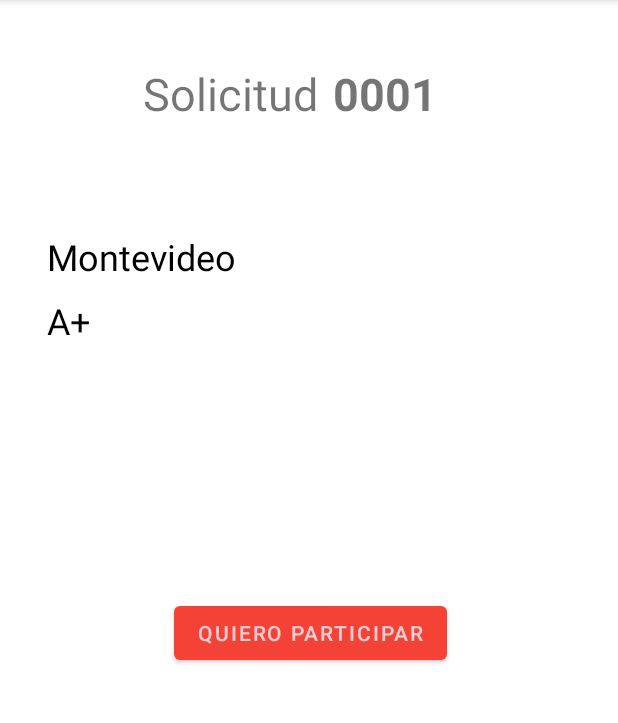
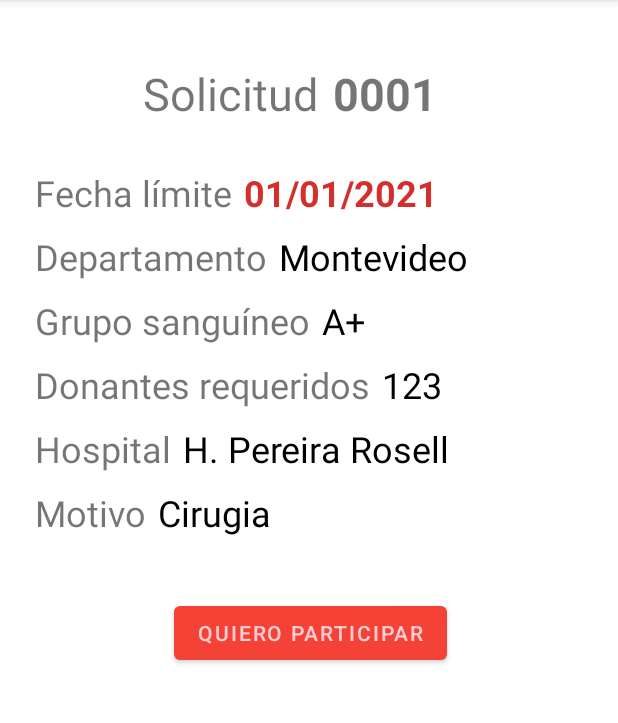
Before and after one commit to Shadowpride/YoDono, an Android app: the SolicitudIndividual screen opened directly, with no data from a screen before it, on a phone screen of 412 x 824 dp, the part 84-807 px from its top. Run offline under Robolectric (Android 15) with nearby library versions, the phone set to English and light mode, and no system bars; our stand-ins replace Room's generated code; 9 statements that could not run were skipped.

Commit message:
aplicar a solicitud

```diff
--- a/app/build.gradle
+++ b/app/build.gradle
@@ -30,6 +30,7 @@ android {
 
 dependencies {
 
+    implementation 'com.google.code.gson:gson:2.8.6'
     implementation 'androidx.appcompat:appcompat:1.2.0'
     implementation 'com.google.android.material:material:1.2.1'
     implementation 'androidx.constraintlayout:constraintlayout:2.0.4'
--- a/app/src/main/java/uy/yodono/BD/AppDatabase.java
+++ b/app/src/main/java/uy/yodono/BD/AppDatabase.java
@@ -10,12 +10,14 @@ import androidx.room.TypeConverters;
 
 import uy.yodono.Entidades.Converters;
 import uy.yodono.Entidades.Donantes;
+import uy.yodono.Entidades.Relaciones.SolicitudConDonantes;
 import uy.yodono.Entidades.Solicitudes;
 import uy.yodono.daos.DonanteDao;
+import uy.yodono.daos.SolicitudConDonantesDao;
 import uy.yodono.daos.SolicitudesDao;
 
 
-@Database(entities = {Donantes.class, Solicitudes.class}, version = 6)
+@Database(entities = { Donantes.class, Solicitudes.class, SolicitudConDonantes.class }, version = 9)
 @TypeConverters({Converters.class})
 public abstract class AppDatabase extends RoomDatabase {
 
@@ -24,6 +26,7 @@ public abstract class AppDatabase extends RoomDatabase {
 
     public abstract DonanteDao getDonanteDao();
     public abstract SolicitudesDao getSolicitudesDao();
+    public abstract SolicitudConDonantesDao getSolicitudesConDonantesDao();
 
     // la DB es un singleton
     public static synchronized AppDatabase getInstance(Context context ) {
--- a/app/src/main/java/uy/yodono/BD/YoDonoRepositorio.java
+++ b/app/src/main/java/uy/yodono/BD/YoDonoRepositorio.java
@@ -7,10 +7,11 @@ import androidx.lifecycle.LiveData;
 
 import java.util.List;
 
-import uy.yodono.Entidades.DonanteConSolicitudes;
 import uy.yodono.Entidades.Donantes;
+import uy.yodono.Entidades.Relaciones.SolicitudConDonantes;
 import uy.yodono.Entidades.Solicitudes;
 import uy.yodono.daos.DonanteDao;
+import uy.yodono.daos.SolicitudConDonantesDao;
 import uy.yodono.daos.SolicitudesDao;
 
 public class YoDonoRepositorio {
@@ -21,13 +22,31 @@ public class YoDonoRepositorio {
     private SolicitudesDao solicitudesDao;
     private LiveData<List<Solicitudes>> listaSolicitudes;
 
+    private SolicitudConDonantesDao solicitudConDonantesDao;
+    private List<SolicitudConDonantes> listaSolicitudConDonantes;
+
     public YoDonoRepositorio(Application application) {
         AppDatabase database = AppDatabase.getInstance(application);
         donanteDao = database.getDonanteDao();
         solicitudesDao = database.getSolicitudesDao();
+        solicitudConDonantesDao = database.getSolicitudesConDonantesDao();
 
         listaDonantes = donanteDao.getAllDonanantes();
         listaSolicitudes = solicitudesDao.getAllSolicitudes();
+
+        listaSolicitudConDonantes = solicitudConDonantesDao.getDonaciones();
+    }
+
+    public List<SolicitudConDonantes> getDonaciones() {
+        return this.listaSolicitudConDonantes;
+    }
+
+    public List<SolicitudConDonantes> getDonaciones( Integer id ) {
+        return solicitudConDonantesDao.getDonaciones( id );
+    }
+
+    public void agregarDonacion( SolicitudConDonantes solicitudConDonantes ) {
+        solicitudConDonantesDao.agregar( solicitudConDonantes );
     }
 
     public void insert(Donantes donante) {
@@ -111,4 +130,8 @@ public class YoDonoRepositorio {
     public LiveData<List<Solicitudes>> getSolicitudesDonante( String cedula ) {
         return  solicitudesDao.getSolicitudDeDonante( cedula );
     }
+
+    public LiveData<List<Solicitudes>> getSolicitudesNotLogueado( String cedula ) {
+        return solicitudesDao.getSolicitudesNotLogueado( cedula );
+    }
 }
--- a/app/src/main/java/uy/yodono/Entidades/Converters.java
+++ b/app/src/main/java/uy/yodono/Entidades/Converters.java
@@ -2,7 +2,12 @@ package uy.yodono.Entidades;
 
 import androidx.room.TypeConverter;
 
+import com.google.gson.Gson;
+
+import java.lang.reflect.Type;
+import java.util.Collections;
 import java.util.Date;
+import java.util.List;
 
 public class Converters {
     @TypeConverter
--- a/app/src/main/java/uy/yodono/Entidades/DonanteConSolicitudes.java
+++ b/app/src/main/java/uy/yodono/Entidades/Relaciones/DonanteConSolicitudes.java
@@ -1,9 +1,13 @@
-package uy.yodono.Entidades;
+package uy.yodono.Entidades.Relaciones;
 
 import androidx.room.Embedded;
 import androidx.room.Relation;
 
 import java.util.List;
+
+import uy.yodono.Entidades.Donantes;
+import uy.yodono.Entidades.Solicitudes;
+
 //Creamos la clase DonanteConSolicitudes que va a representar la relacion entre un donantes y sus solicitudes
 public class DonanteConSolicitudes {
 
--- a/app/src/main/java/uy/yodono/Entidades/Solicitudes.java
+++ b/app/src/main/java/uy/yodono/Entidades/Solicitudes.java
@@ -3,14 +3,18 @@ package uy.yodono.Entidades;
 import androidx.room.Entity;
 import androidx.room.ForeignKey;
 import androidx.room.PrimaryKey;
+import androidx.room.Relation;
 import androidx.room.TypeConverter;
 
+import java.io.Serializable;
 import java.util.Date;
 import java.util.List;
 
+import uy.yodono.YoDonoViewModel;
+
 //Creo la entidad(Tabla) Solicitudes
 @Entity
-public class Solicitudes {
+public class Solicitudes implements Serializable {
 
     @PrimaryKey(autoGenerate = true)
     private int id;
--- a/app/src/main/java/uy/yodono/MainActivity.java
+++ b/app/src/main/java/uy/yodono/MainActivity.java
@@ -2,7 +2,6 @@ package uy.yodono;
 
 import android.content.Intent;
 import android.os.Bundle;
-import android.util.Log;
 import android.view.MenuItem;
 import android.view.View;
 import android.view.Menu;
@@ -15,7 +14,6 @@ import androidx.annotation.NonNull;
 import androidx.appcompat.app.ActionBarDrawerToggle;
 import androidx.core.view.GravityCompat;
 import androidx.lifecycle.LiveData;
-import androidx.lifecycle.Observer;
 import androidx.lifecycle.ViewModelProvider;
 import androidx.navigation.NavController;
 import androidx.navigation.Navigation;
@@ -27,9 +25,8 @@ import androidx.appcompat.widget.Toolbar;
 
 import java.util.List;
 
-import uy.yodono.Entidades.DonanteConSolicitudes;
+import uy.yodono.Entidades.Relaciones.DonanteConSolicitudes;
 import uy.yodono.Entidades.Donantes;
-import uy.yodono.Entidades.Solicitudes;
 
 public class MainActivity extends AppCompatActivity implements NavigationView.OnNavigationItemSelectedListener {
 
--- a/app/src/main/java/uy/yodono/SolicitudIndividual.java
+++ b/app/src/main/java/uy/yodono/SolicitudIndividual.java
@@ -1,14 +1,125 @@
 package uy.yodono;
 
 import androidx.appcompat.app.AppCompatActivity;
+import androidx.lifecycle.ViewModelProvider;
 
+import android.content.Intent;
+import android.graphics.Color;
 import android.os.Bundle;
+import android.util.Log;
+import android.view.View;
+import android.widget.Button;
+import android.widget.TextView;
+
+import java.util.List;
+
+import uy.yodono.Entidades.Donantes;
+import uy.yodono.Entidades.Relaciones.SolicitudConDonantes;
+import uy.yodono.Entidades.Solicitudes;
 
 public class SolicitudIndividual extends AppCompatActivity {
+
+    private TextView text_id;
+    private TextView text_fecha;
+    private TextView text_departamento;
+    private TextView text_grupo;
+    private TextView text_donantes_requeridos;
+    private TextView text_hospital;
+    private TextView text_motivo;
+    private Button boton_participar;
+    private Solicitudes solicitud;
+    private Donantes donante_logueado;
+    private YoDonoViewModel yoDonoViewModel;
 
     @Override
     protected void onCreate(Bundle savedInstanceState) {
         super.onCreate(savedInstanceState);
         setContentView(R.layout.activity_solicitud_individual);
+
+        yoDonoViewModel = new ViewModelProvider( this,
+                ViewModelProvider.AndroidViewModelFactory
+                        .getInstance(this.getApplication()))
+                .get(YoDonoViewModel.class);
+
+        Intent intent = this.getIntent();
+        Bundle bundle = intent.getExtras();
+        solicitud =  (Solicitudes) bundle.get("Solicitud");
+        donante_logueado = (Donantes) bundle.get("Donante");
+
+        text_id = (TextView)findViewById(R.id.SolicitudIndividualID);
+        text_id.setText( "# " + solicitud.getId() );
+
+        text_fecha = (TextView)findViewById(R.id.SolicitudIndividualFechaLim);
+        text_fecha.setText( solicitud.getFecha_limite());
+
+        text_departamento = (TextView)findViewById(R.id.SolicitudIndividualDepartamento);
+        text_departamento.setText( solicitud.getDepartamento());
+
+        text_grupo = (TextView)findViewById(R.id.SolicitudIndividualGrupo);
+        text_grupo.setText( solicitud.getGrupo_sanguineo());
+
+        text_donantes_requeridos = (TextView)findViewById(R.id.SolicitudIndividualDonantesReq);
+        text_donantes_requeridos.setText( solicitud.getCantidad_donantes());
+
+        text_hospital = (TextView)findViewById(R.id.SolicitudIndividualHospital);
+        text_hospital.setText( solicitud.getHospital());
+
+        boton_participar = (Button)findViewById(R.id.BotonParticiparSolicitud);
+
+        if ( ! puedeParticipar( solicitud.getId() ) )
+        {
+            deshabilitarBotonParticipar();
+        }
+
+        boton_participar.setOnClickListener(new View.OnClickListener() {
+            @Override
+            public void onClick(View v) {
+                yoDonoViewModel.agregarDonacion(
+                        new SolicitudConDonantes(
+                                solicitud.getId(),
+                                donante_logueado.getCedula()));
+
+                deshabilitarBotonParticipar();
+        }});
+    }
+
+    private void deshabilitarBotonParticipar() {
+        boton_participar.setEnabled( false );
+        boton_participar.setText( "Ya participa" );
+        boton_participar.setBackgroundColor(Color.LTGRAY );
+    }
+
+    private Boolean puedeParticipar( Integer id ) {
+
+        List<SolicitudConDonantes> solicitudConDonantes = yoDonoViewModel.getDonaciones( id );
+
+        Integer cantidad_donantes_necesarios = Integer.parseInt( solicitud.getCantidad_donantes() );
+        String cedula_donante = donante_logueado.getCedula();
+
+        Integer contador = 0;
+        Boolean ya_participa = false;
+
+        for ( SolicitudConDonantes donacion : solicitudConDonantes )
+        {
+            Log.v("DONACION", donacion.id + " -- " + donacion.cedula );
+            contador += 1;
+            if ( donacion.cedula.compareTo( cedula_donante ) == 0 )
+            {
+                Log.v( "DONACION", "Siii");
+                ya_participa = true;
+            }
+        }
+        if ( ya_participa )
+        {
+            return false;
+        }
+        else if ( contador < cantidad_donantes_necesarios )
+        {
+            return true;
+        }
+        else
+        {
+            return false;
+        }
     }
 }
--- a/app/src/main/java/uy/yodono/daos/DonanteDao.java
+++ b/app/src/main/java/uy/yodono/daos/DonanteDao.java
@@ -8,7 +8,7 @@ import androidx.room.Update;
 
 import java.util.List;
 
-import uy.yodono.Entidades.DonanteConSolicitudes;
+import uy.yodono.Entidades.Relaciones.DonanteConSolicitudes;
 import uy.yodono.Entidades.Donantes;
 import uy.yodono.Entidades.Solicitudes;
 
--- /dev/null
+++ b/app/src/main/java/uy/yodono/daos/SolicitudConDonantesDao.java
@@ -0,0 +1,26 @@
+package uy.yodono.daos;
+
+import androidx.room.Dao;
+import androidx.room.Insert;
+import androidx.room.OnConflictStrategy;
+import androidx.room.Query;
+import androidx.room.Transaction;
+
+import java.util.List;
+
+import uy.yodono.Entidades.Relaciones.SolicitudConDonantes;
+
+@Dao
+public interface SolicitudConDonantesDao {
+
+    @Insert( onConflict = OnConflictStrategy.IGNORE )
+    void agregar(SolicitudConDonantes donacion );
+
+    @Transaction
+    @Query( "SELECT * FROM SolicitudConDonantes")
+    List<SolicitudConDonantes> getDonaciones();
+
+    @Transaction
+    @Query( "SELECT SCD.id, SCD.cedula FROM SolicitudConDonantes SCD WHERE SCD.id = :id")
+    List<SolicitudConDonantes> getDonaciones( Integer id );
+}
--- a/app/src/main/java/uy/yodono/daos/SolicitudesDao.java
+++ b/app/src/main/java/uy/yodono/daos/SolicitudesDao.java
@@ -26,4 +26,7 @@ public interface SolicitudesDao {
     @Query("SELECT * FROM Solicitudes")
     LiveData<List<Solicitudes>> getAllSolicitudes();
 
+    @Query("SELECT * FROM  Solicitudes WHERE cedula != :cedula")
+    LiveData<List<Solicitudes>> getSolicitudesNotLogueado( String cedula );
+
 }
--- a/app/src/main/res/layout/activity_solicitud_individual.xml
+++ b/app/src/main/res/layout/activity_solicitud_individual.xml
@@ -47,7 +47,7 @@
             android:layout_marginStart="23dp"
             android:layout_marginTop="112dp"
             android:textSize="24sp"
-            tools:text="@string/titlefechalimite" />
+            android:text="Fecha límite" />
 
         <TextView
             android:id="@+id/SolicitudIndividualFechaLim"
@@ -60,7 +60,7 @@
             android:textColor="#D32F2F"
             android:textSize="24sp"
             android:textStyle="bold"
-            tools:text="01/01/2021" />
+            android:text="01/01/2021" />
 
         <TextView
             android:id="@+id/titleDepartamento"
@@ -71,7 +71,7 @@
             android:layout_marginStart="0dp"
             android:layout_marginTop="10dp"
             android:textSize="24sp"
-            tools:text="@string/titledepartamento" />
+            android:text="@string/titledepartamento" />
 
         <TextView
             android:id="@+id/SolicitudIndividualDepartamento"
@@ -94,7 +94,7 @@
             android:layout_marginStart="0dp"
             android:layout_marginTop="10dp"
             android:textSize="24sp"
-            tools:text="@string/titlegrupo" />
+            android:text="@string/titlegrupo" />
 
         <TextView
             android:id="@+id/SolicitudIndividualGrupo"
@@ -117,7 +117,7 @@
             android:layout_marginStart="0dp"
             android:layout_marginTop="10dp"
             android:textSize="24sp"
-            tools:text="@string/titledonantesreq" />
+            android:text="@string/titledonantesreq" />
 
         <TextView
             android:id="@+id/SolicitudIndividualDonantesReq"
@@ -129,7 +129,7 @@
             android:layout_toEndOf="@+id/titleDonantesReq"
             android:textColor="@color/black"
             android:textSize="24sp"
-            tools:text="123" />
+            android:text="123" />
 
         <TextView
             android:id="@+id/titleHospital"
@@ -140,7 +140,7 @@
             android:layout_marginStart="0dp"
             android:layout_marginTop="10dp"
             android:textSize="24sp"
-            tools:text="@string/titleHospital" />
+            android:text="@string/titleHospital" />
 
         <TextView
             android:id="@+id/SolicitudIndividualHospital"
@@ -152,7 +152,7 @@
             android:layout_toEndOf="@+id/titleHospital"
             android:textColor="@color/black"
             android:textSize="24sp"
-            tools:text="H. Pereira Rosell" />
+            android:text="H. Pereira Rosell" />
 
         <TextView
             android:id="@+id/titleMotivo"
@@ -163,7 +163,7 @@
             android:layout_marginStart="0dp"
             android:layout_marginTop="10dp"
             android:textSize="24sp"
-            tools:text="@string/titleMotivo" />
+            android:text="@string/titleMotivo" />
 
         <TextView
             android:id="@+id/SolicitudIndividualMotivo"
@@ -175,10 +175,10 @@
             android:layout_toEndOf="@+id/titleMotivo"
             android:textColor="@color/black"
             android:textSize="24sp"
-            tools:text="Cirugia" />
+            android:text="Cirugia" />
 
         <Button
-            android:id="@+id/button2"
+            android:id="@+id/BotonParticiparSolicitud"
             android:layout_width="wrap_content"
             android:layout_height="wrap_content"
             android:layout_below="@+id/titleMotivo"
```
Also changed, not shown: app/src/main/java/uy/yodono/Entidades/Relaciones/SolicitudConDonantes.java (added, +24 -0 lines), app/src/main/java/uy/yodono/Entidades/Relaciones/SolicitudesDonantesCrossRef.java (added, +22 -0 lines), app/src/main/java/uy/yodono/SolicitudesAdapter.java (+23 -3 lines), app/src/main/java/uy/yodono/YoDonoViewModel.java (+17 -1 lines), app/src/main/java/uy/yodono/ui/home/HomeFragment.java (+14 -6 lines), app/src/main/res/layout/list_element_solicitudes.xml (+6 -6 lines).
